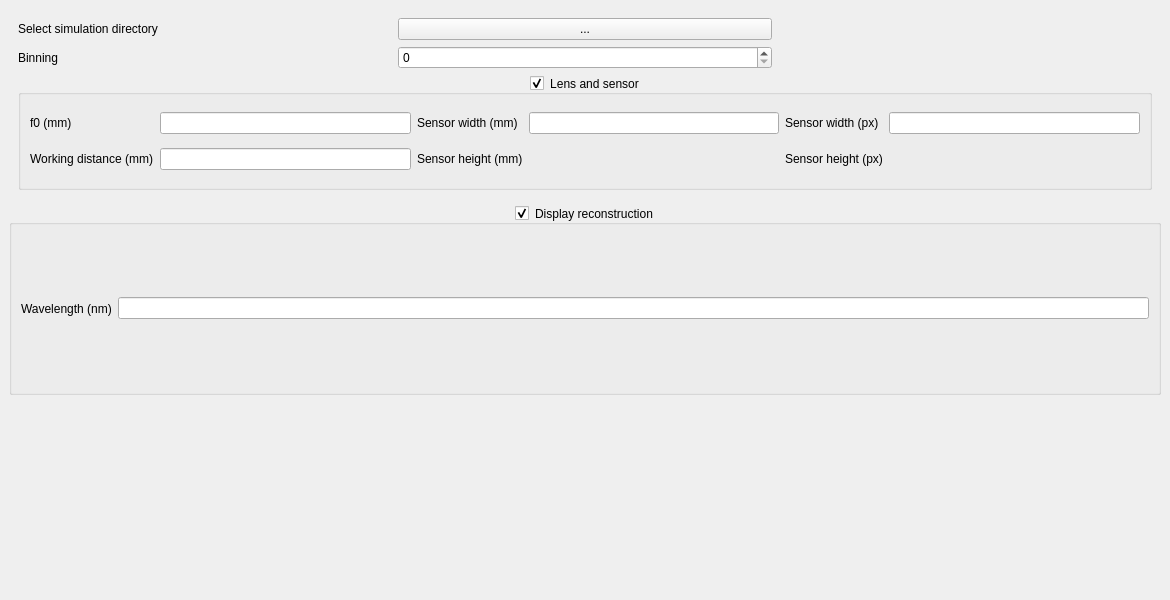
Qt form WMC_image_reconstruction/ui/mainwindow.ui (CCaredda/White-Monte-Carlo) before a commit.
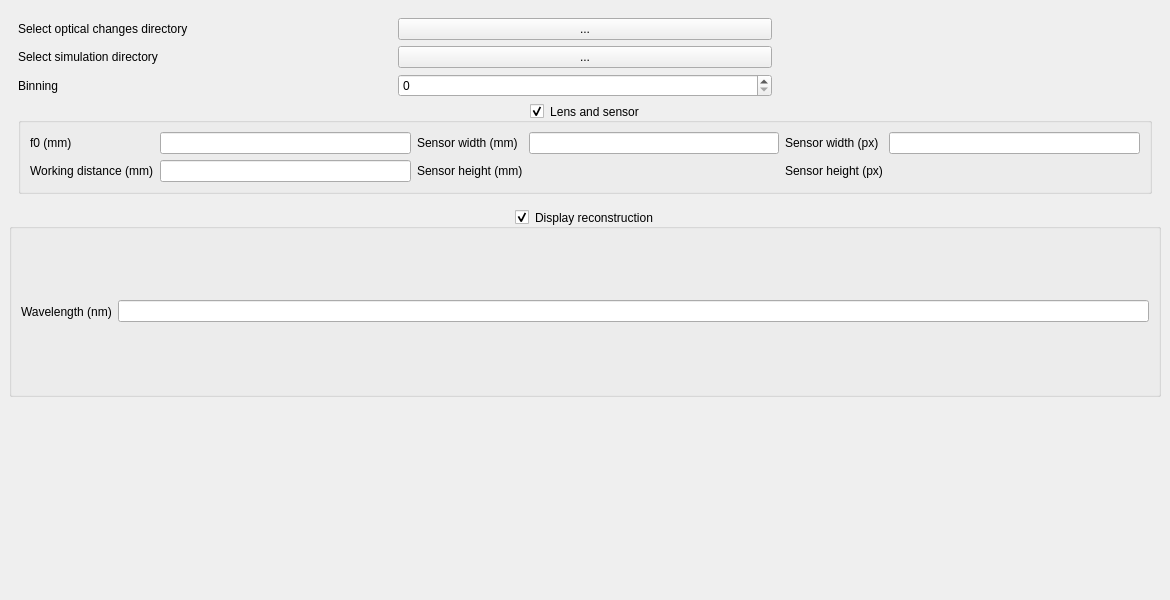
The same form after that commit.

```diff
--- a/WMC_image_reconstruction/ui/mainwindow.ui
+++ b/WMC_image_reconstruction/ui/mainwindow.ui
@@ -33,38 +33,24 @@
     <item row="0" column="0" colspan="2">
      <widget class="QWidget" name="widget" native="true">
       <layout class="QGridLayout" name="gridLayout_2">
-       <item row="0" column="1">
-        <widget class="QPushButton" name="_dir_simu">
-         <property name="text">
-          <string>...</string>
-         </property>
-        </widget>
-       </item>
-       <item row="0" column="2">
-        <widget class="QLabel" name="_dir_simu_path">
-         <property name="text">
-          <string/>
-         </property>
-        </widget>
-       </item>
-       <item row="1" column="1">
+       <item row="2" column="1">
         <widget class="QSpinBox" name="_binning"/>
        </item>
-       <item row="0" column="0">
+       <item row="1" column="0">
         <widget class="QLabel" name="label">
          <property name="text">
           <string>Select simulation directory</string>
          </property>
         </widget>
        </item>
-       <item row="1" column="0">
+       <item row="2" column="0">
         <widget class="QLabel" name="label_2">
          <property name="text">
           <string>Binning</string>
          </property>
         </widget>
        </item>
-       <item row="2" column="0" colspan="3">
+       <item row="3" column="0" colspan="3">
         <widget class="QGroupBox" name="_model_lens">
          <property name="title">
           <string>Lens and sensor</string>
@@ -147,6 +133,41 @@
          </layout>
         </widget>
        </item>
+       <item row="1" column="2">
+        <widget class="QLabel" name="_dir_simu_path">
+         <property name="text">
+          <string/>
+         </property>
+        </widget>
+       </item>
+       <item row="1" column="1">
+        <widget class="QPushButton" name="_dir_simu">
+         <property name="text">
+          <string>...</string>
+         </property>
+        </widget>
+       </item>
+       <item row="0" column="0">
+        <widget class="QLabel" name="label_9">
+         <property name="text">
+          <string>Select optical changes directory</string>
+         </property>
+        </widget>
+       </item>
+       <item row="0" column="1">
+        <widget class="QPushButton" name="_dir_optical_changes">
+         <property name="text">
+          <string>...</string>
+         </property>
+        </widget>
+       </item>
+       <item row="0" column="2">
+        <widget class="QLabel" name="_dir_optical_changes_path">
+         <property name="text">
+          <string/>
+         </property>
+        </widget>
+       </item>
       </layout>
      </widget>
     </item>
```
